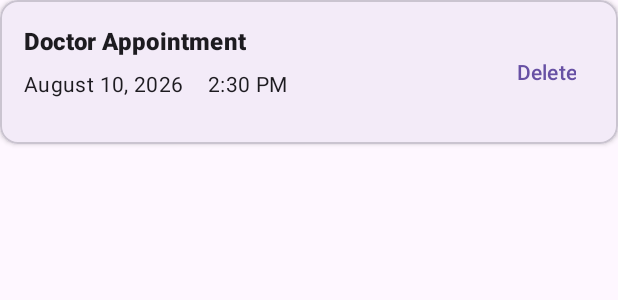
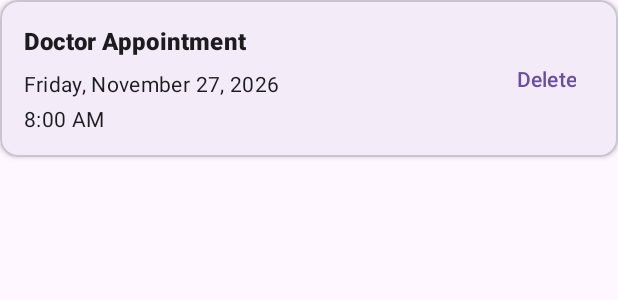
Before and after one commit to TomArcher/snhu-cs499-portfolio, an Android app: the layout item_event.xml on its own in the app's theme, with its tools: preview values and no code run, on a phone screen of 412 x 824 dp. Shown: the top 300 px of the screen. Run offline under Robolectric (Android 15) with nearby library versions, the phone set to English and light mode, and no system bars.

Commit message:
fixed ui presentation on event list

```diff
--- a/EventTracker-Enhanced/EventTrackerApp/app/src/main/res/layout/item_event.xml
+++ b/EventTracker-Enhanced/EventTrackerApp/app/src/main/res/layout/item_event.xml
@@ -32,23 +32,29 @@
 
         <TextView
             android:id="@+id/textViewEventDate"
-            android:layout_width="wrap_content"
+            android:layout_width="0dp"
             android:layout_height="wrap_content"
             android:layout_marginTop="8dp"
+            android:layout_marginEnd="12dp"
             android:textAppearance="@style/TextAppearance.Material3.BodyMedium"
+            android:textStyle="normal"
             app:layout_constraintStart_toStartOf="parent"
+            app:layout_constraintEnd_toStartOf="@id/buttonDeleteEvent"
             app:layout_constraintTop_toBottomOf="@id/textViewEventTitle"
-            tools:text="August 10, 2026" />
+            tools:text="Friday, November 27, 2026" />
 
         <TextView
             android:id="@+id/textViewEventTime"
-            android:layout_width="wrap_content"
+            android:layout_width="0dp"
             android:layout_height="wrap_content"
-            android:layout_marginStart="16dp"
+            android:layout_marginTop="4dp"
+            android:layout_marginEnd="12dp"
             android:textAppearance="@style/TextAppearance.Material3.BodyMedium"
-            app:layout_constraintBaseline_toBaselineOf="@id/textViewEventDate"
-            app:layout_constraintStart_toEndOf="@id/textViewEventDate"
-            tools:text="2:30 PM" />
+            android:textStyle="normal"
+            app:layout_constraintStart_toStartOf="parent"
+            app:layout_constraintEnd_toStartOf="@id/buttonDeleteEvent"
+            app:layout_constraintTop_toBottomOf="@id/textViewEventDate"
+            tools:text="8:00 AM" />
 
         <com.google.android.material.button.MaterialButton
             android:id="@+id/buttonDeleteEvent"
```
